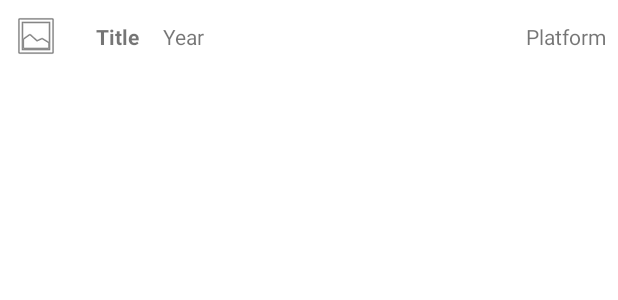
After one commit to jwesgore/gamelibrary, an Android app: the layout recycler_list.xml on its own in the app's theme, with its tools: preview values and no code run, on a phone screen of 412 x 824 dp. The commit adds this screen. Shown: the top 300 px of the screen. Run offline under Robolectric (Android 15) with nearby library versions, the phone set to English and light mode, and no system bars.

Commit message:
- Make recycler adapter - Make appComm - Make GameFile class

```diff
--- /dev/null
+++ b/app/src/main/java/com/example/gamelibrary/app/appComm.kt
@@ -0,0 +1,4 @@
+package com.example.gamelibrary.app
+
+interface appComm {
+}
--- a/app/src/main/java/com/example/gamelibrary/app/home.kt
+++ b/app/src/main/java/com/example/gamelibrary/app/home.kt
@@ -5,7 +5,9 @@ import androidx.fragment.app.Fragment
 import android.view.LayoutInflater
 import android.view.View
 import android.view.ViewGroup
+import androidx.recyclerview.widget.RecyclerView
 import com.example.gamelibrary.R
+import com.google.android.material.floatingactionbutton.FloatingActionButton
 
 // TODO: Rename parameter arguments, choose names that match
 // the fragment initialization parameters, e.g. ARG_ITEM_NUMBER
@@ -36,6 +38,10 @@ class home : Fragment() {
     ): View? {
         // Inflate the layout for this fragment
         val view : View = inflater.inflate(R.layout.fragment_home, container, false)
+        val appComm = activity as appComm
+
+        val recyclerView : RecyclerView = view.findViewById(R.id.Home_recyclerView)
+        val button       : FloatingActionButton = view.findViewById(R.id.Home_floatingActionButton)
 
         return view
     }
--- a/app/src/main/java/com/example/gamelibrary/login/loginInterfaces.kt
+++ b/app/src/main/java/com/example/gamelibrary/login/loginComm.kt
@@ -1,6 +1,9 @@
 package com.example.gamelibrary.login
 
+import com.google.firebase.auth.FirebaseUser
+
 interface loginComm {
+    fun commLogin(user: FirebaseUser): Unit
     fun commLogin(email: String, password: String) : Unit
     fun commSignup(): Unit
     fun commSignup(name: String, email: String, password: String): Unit
--- a/app/src/main/res/layout/fragment_home.xml
+++ b/app/src/main/res/layout/fragment_home.xml
@@ -7,7 +7,7 @@
     tools:context=".app.home" >
 
     <com.google.android.material.floatingactionbutton.FloatingActionButton
-        android:id="@+id/floatingActionButton"
+        android:id="@+id/Home_floatingActionButton"
         android:layout_width="wrap_content"
         android:layout_height="wrap_content"
         android:layout_marginEnd="16dp"
@@ -18,6 +18,7 @@
         app:layout_constraintEnd_toEndOf="parent" />
 
     <androidx.recyclerview.widget.RecyclerView
+        android:id="@+id/Home_recyclerView"
         android:layout_width="0dp"
         android:layout_height="0dp"
         app:layout_constraintBottom_toBottomOf="parent"
--- /dev/null
+++ b/app/src/main/res/layout/recycler_list.xml
@@ -0,0 +1,44 @@
+<?xml version="1.0" encoding="utf-8"?>
+<androidx.constraintlayout.widget.ConstraintLayout xmlns:android="http://schemas.android.com/apk/res/android"
+    xmlns:app="http://schemas.android.com/apk/res-auto"
+    xmlns:tools="http://schemas.android.com/tools"
+    android:layout_width="match_parent"
+    android:layout_height="wrap_content"
+    android:padding="8dp">
+
+    <ImageView
+        android:id="@+id/List_imageView"
+        android:layout_width="wrap_content"
+        android:layout_height="wrap_content"
+        app:layout_constraintStart_toStartOf="parent"
+        app:layout_constraintTop_toTopOf="parent"
+        app:srcCompat="@android:drawable/ic_menu_gallery" />
+
+    <TextView
+        android:id="@+id/List_textViewTitle"
+        android:layout_width="wrap_content"
+        android:layout_height="wrap_content"
+        android:layout_marginStart="24dp"
+        android:text="Title"
+        android:textStyle="bold"
+        app:layout_constraintBottom_toBottomOf="@+id/List_imageView"
+        app:layout_constraintStart_toEndOf="@+id/List_imageView"
+        app:layout_constraintTop_toTopOf="@+id/List_imageView" />
+
+    <TextView
+        android:id="@+id/List_textViewYear"
+        android:layout_width="wrap_content"
+        android:layout_height="wrap_content"
+        android:layout_marginStart="16dp"
+        android:text="Year"
+        app:layout_constraintBottom_toBottomOf="@+id/List_textViewTitle"
+        app:layout_constraintStart_toEndOf="@+id/List_textViewTitle" />
+
+    <TextView
+        android:id="@+id/List_textViewPlatform"
+        android:layout_width="wrap_content"
+        android:layout_height="wrap_content"
+        android:text="Platform"
+        app:layout_constraintBottom_toBottomOf="@+id/List_textViewYear"
+        app:layout_constraintEnd_toEndOf="parent" />
+</androidx.constraintlayout.widget.ConstraintLayout>
```
Also changed, not shown: app/src/main/java/com/example/gamelibrary/MainActivity.kt (+14 -7 lines), app/src/main/java/com/example/gamelibrary/app/GameFile.kt (added, +10 -0 lines), app/src/main/java/com/example/gamelibrary/app/recyclerAdapter.kt (added, +49 -0 lines).
